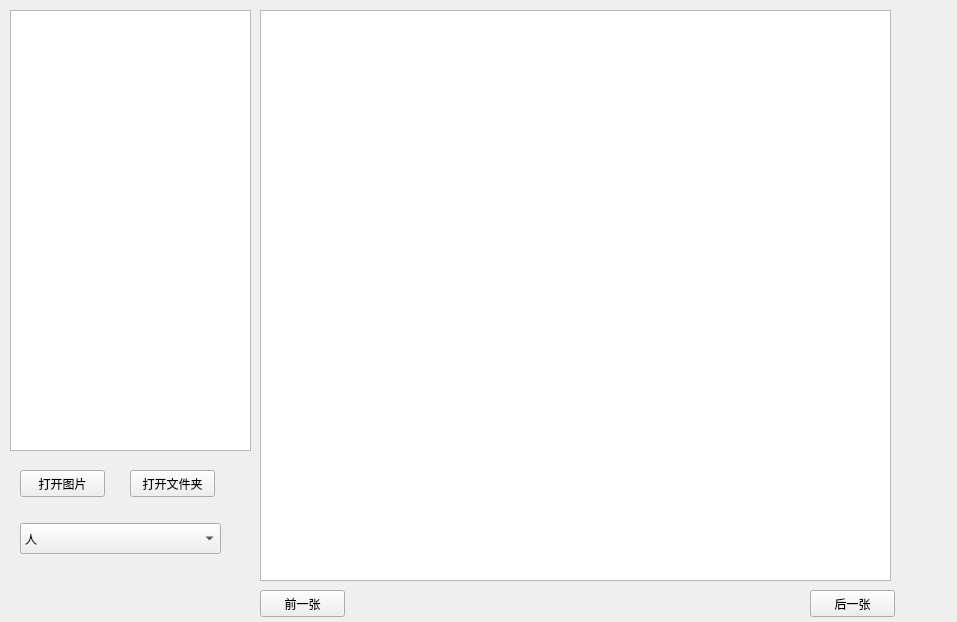
Old version of the form mainwindows.ui in the repository 28877110/ImageAnnotation.
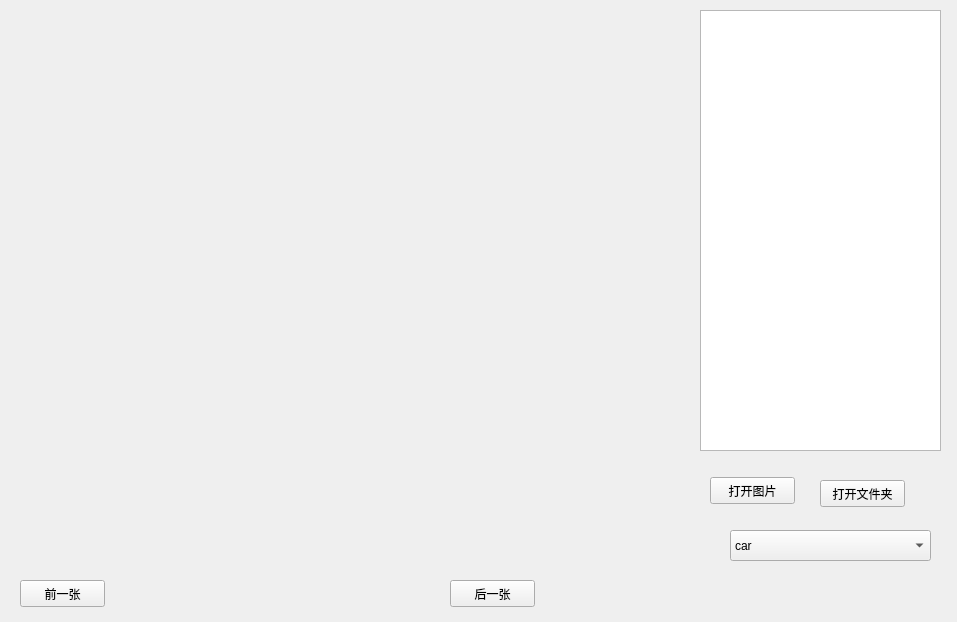
New version of the form.

Diff of the .ui file:
```diff
--- a/mainwindows.ui
+++ b/mainwindows.ui
@@ -16,8 +16,8 @@
   <widget class="QPushButton" name="open_image">
    <property name="geometry">
     <rect>
-     <x>20</x>
-     <y>470</y>
+     <x>710</x>
+     <y>477</y>
      <width>85</width>
      <height>27</height>
     </rect>
@@ -29,8 +29,8 @@
   <widget class="QPushButton" name="open_file">
    <property name="geometry">
     <rect>
-     <x>130</x>
-     <y>470</y>
+     <x>820</x>
+     <y>480</y>
      <width>85</width>
      <height>27</height>
     </rect>
@@ -42,7 +42,7 @@
   <widget class="QListWidget" name="file_list">
    <property name="geometry">
     <rect>
-     <x>10</x>
+     <x>700</x>
      <y>10</y>
      <width>241</width>
      <height>441</height>
@@ -52,8 +52,8 @@
   <widget class="QPushButton" name="prev_image">
    <property name="geometry">
     <rect>
-     <x>260</x>
-     <y>590</y>
+     <x>20</x>
+     <y>580</y>
      <width>85</width>
      <height>27</height>
     </rect>
@@ -65,8 +65,8 @@
   <widget class="QPushButton" name="next_image">
    <property name="geometry">
     <rect>
-     <x>810</x>
-     <y>590</y>
+     <x>450</x>
+     <y>580</y>
      <width>85</width>
      <height>27</height>
     </rect>
@@ -78,15 +78,15 @@
   <widget class="QComboBox" name="check_box">
    <property name="geometry">
     <rect>
-     <x>20</x>
-     <y>523</y>
+     <x>730</x>
+     <y>530</y>
      <width>201</width>
      <height>31</height>
     </rect>
    </property>
    <item>
     <property name="text">
-     <string>人</string>
+     <string>car</string>
     </property>
    </item>
    <item>
@@ -105,16 +105,6 @@
     </property>
    </item>
   </widget>
-  <widget class="QGraphicsView" name="graphics_image">
-   <property name="geometry">
-    <rect>
-     <x>260</x>
-     <y>10</y>
-     <width>631</width>
-     <height>571</height>
-    </rect>
-   </property>
-  </widget>
  </widget>
  <resources/>
  <connections/>
```
Left out of the diff: 6 changed lines with no effect on the pictures.
